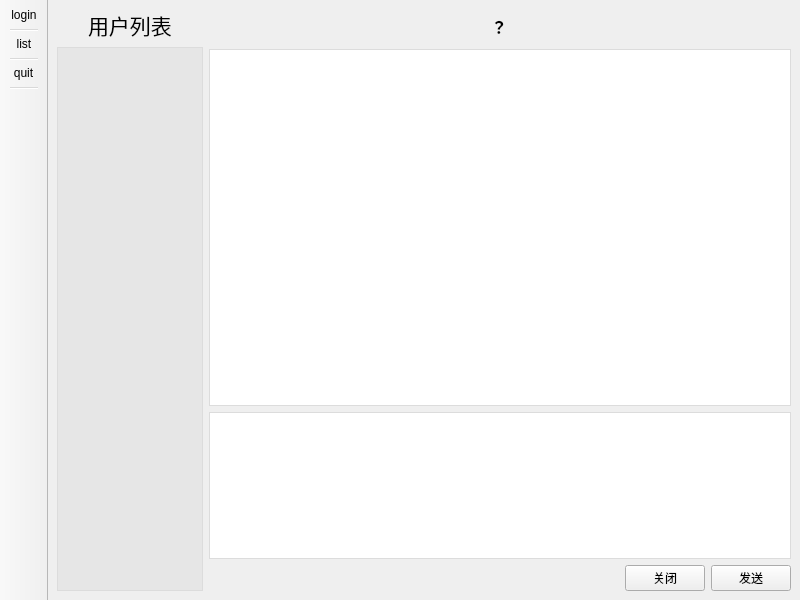
The window that mainwindow.ui (OoShawnoO/QtChat) describes before a commit, drawn with Qt 5.
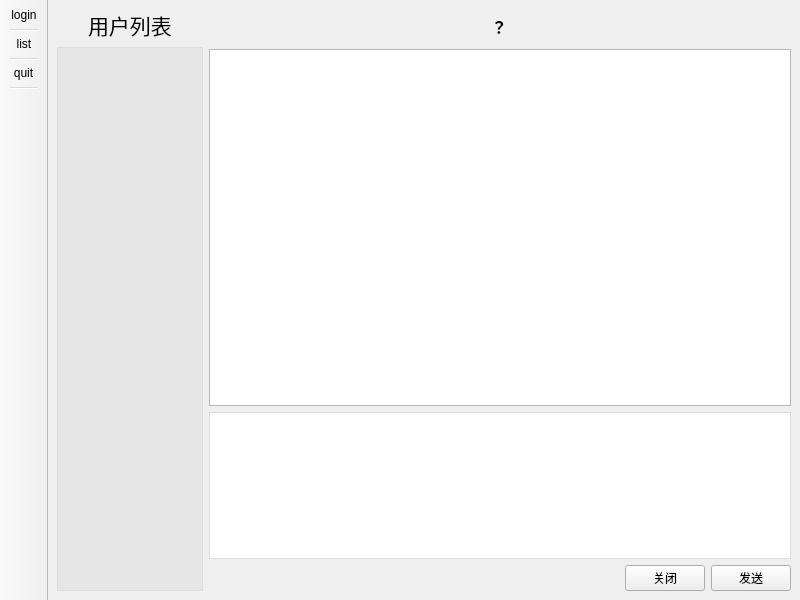
The same window after the commit. Icons and pictures are not drawn.

Diff of the .ui file:
```diff
--- a/mainwindow.ui
+++ b/mainwindow.ui
@@ -71,7 +71,10 @@
       <item>
        <widget class="QListWidget" name="message">
         <property name="styleSheet">
-         <string notr="true">border: 1px solid rgb(220,220,220);</string>
+         <string notr="true">border: 1px solid rgb(220,220,220);
+QListWidgetItem{
+	padding-top:10px;
+}</string>
         </property>
        </widget>
       </item>
```
Left out of the diff: 6 changed lines with no effect on the pictures.
